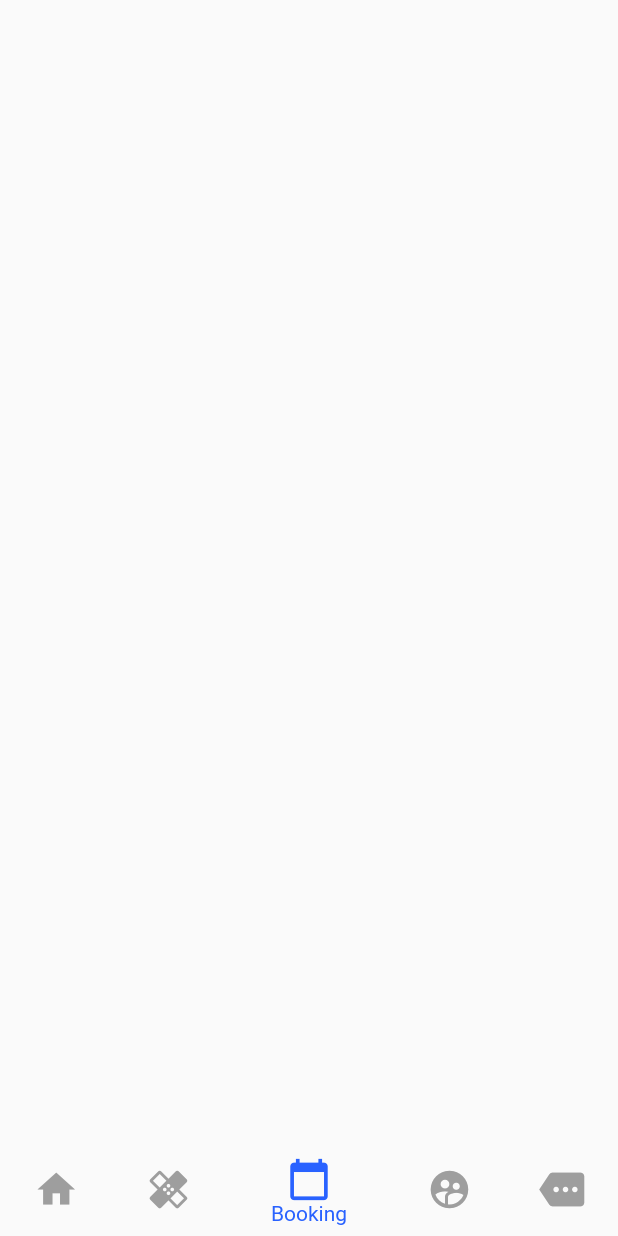
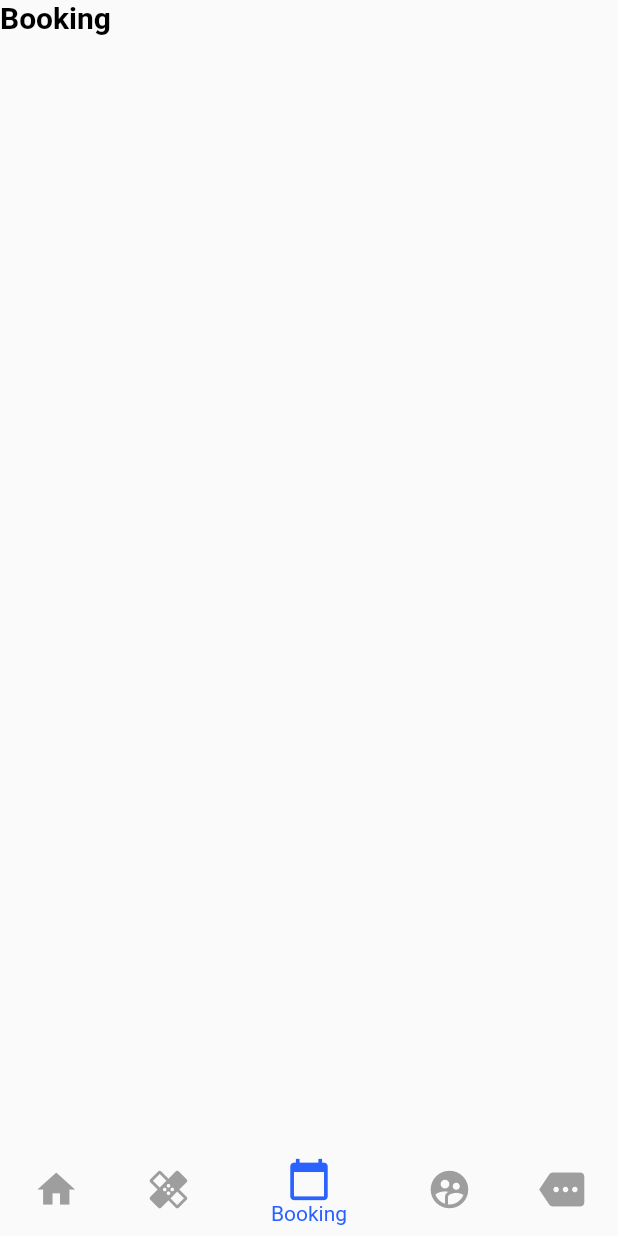
Before and after one commit to zanuarts/RS-TingkatAkhir, a Flutter app: the screen it shows after launch, item 3 of the bottom bar chosen, on a phone screen of 412 x 824 dp. Run offline on Flutter 3.47's test engine with Material 2 defaults, Android fonts, the phone set to English and light mode, and no system bars.

Commit message:
init booking

```diff
--- a/lib/src/ui/pages/booking/page_booking_dashboard.dart
+++ b/lib/src/ui/pages/booking/page_booking_dashboard.dart
@@ -1,4 +1,5 @@
 import 'package:flutter/cupertino.dart';
+import 'package:flutter/material.dart';
 
 class BookingDashboard extends StatefulWidget {
   @override
@@ -8,8 +9,23 @@ class BookingDashboard extends StatefulWidget {
 class _BookingDashboardState extends State<BookingDashboard> {
   @override
   Widget build(BuildContext context) {
-    return Container(
-
+    Size size = MediaQuery.of(context).size;
+    return Scaffold(
+      body: Column(
+        children: [
+          Container(
+            width: size.width,
+            child: Text(
+              "Booking",
+              style: TextStyle(
+                color: Colors.black,
+                fontSize: 20,
+                fontWeight: FontWeight.bold
+              ),
+            ),
+          )
+        ],
+      ),
     );
   }
 }
```
